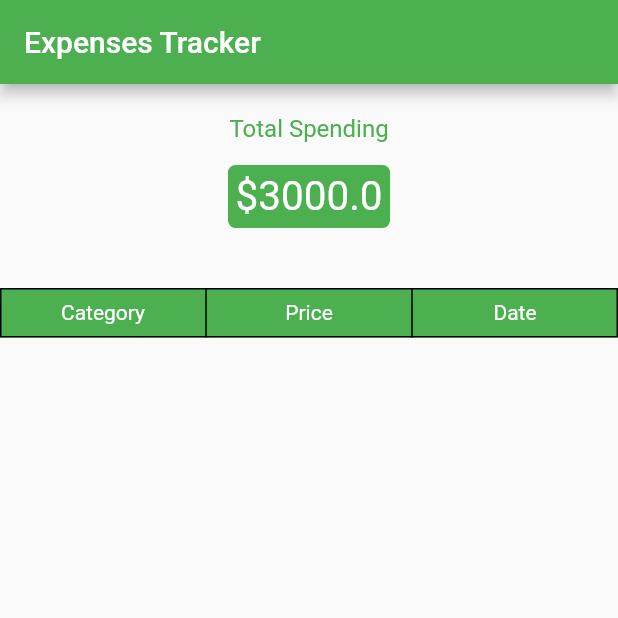
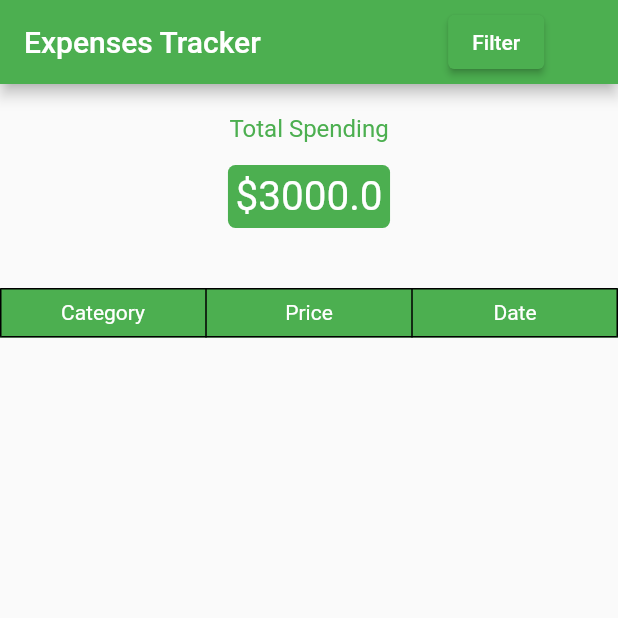
Before and after one commit to Moethantko/expenses_tracker, a Flutter app: the screen it shows after launch, on a phone screen of 412 x 824 dp, the top half of it. Run offline on Flutter 3.47's test engine with Material 2 defaults, Android fonts, the phone set to English and light mode, and no system bars; our stand-ins replace cloud_firestore, firebase_core, rflutter_alert; accounts and stored records are empty.

Commit message:
successfully retrieved years and month data from DB and display them in the dropdown list in filtering

```diff
--- a/lib/components/expenses_table.dart
+++ b/lib/components/expenses_table.dart
@@ -10,7 +10,9 @@ class ExpensesTable extends StatelessWidget {
     return Container(
       margin: const EdgeInsets.only(top: 40),
       child: StreamBuilder<QuerySnapshot>(
-        stream: FirebaseFirestore.instance.collection('expenses').snapshots(),
+        stream: FirebaseFirestore.instance.collection('expenses')
+            .where("year", isEqualTo: 2022)
+            .where("month", isEqualTo: "Jan").snapshots(),
         builder: (context, snapshot) {
           if (!snapshot.hasData) {
             return const Center(
@@ -31,7 +33,8 @@ class ExpensesTable extends StatelessWidget {
             List<TableRowItem> rowItemWidgets = [];
 
             final category = expense.get('category');
-            final price = expense.get('price').toString();
+            //final price = expense.get('price').toString();
+            final price = "${String.fromCharCodes(Runes('\u0024'))}${expense.get('price').toString()}";
             final date = expense.get('date').toString();
 
             rowItemWidgets.add(TableRowItem(itemName: category, color: Colors.white, textColor: Colors.green,));
--- a/lib/screens/home.dart
+++ b/lib/screens/home.dart
@@ -1,6 +1,8 @@
 import 'package:flutter/material.dart';
 import 'package:personal_expenses_tracker/components/expenses_table.dart';
 import 'package:personal_expenses_tracker/components/add_expense_form.dart';
+import 'package:personal_expenses_tracker/helpers/filterHelper.dart';
+import 'package:rflutter_alert/rflutter_alert.dart';
 
 class HomeScreen extends StatefulWidget {
   HomeScreen({Key? key, required this.title}) : super(key: key);
@@ -12,14 +14,33 @@ class HomeScreen extends StatefulWidget {
 }
 
 class _HomeScreen extends State<HomeScreen> {
+
+  FilterHelper filterHelper = FilterHelper();
+
   @override
   Widget build(BuildContext context) {
     return Scaffold(
       appBar: AppBar(
-        title: Text(
-          widget.title,
-          style: const TextStyle(color: Colors.white),
-        ),
+        title: Row(
+          children: [
+            Text(
+              widget.title,
+              style: const TextStyle(color: Colors.white),
+            ),
+            const SizedBox(width: 125,),
+            ElevatedButton(
+              onPressed: () {
+                filterHelper.showFormForFiltering(context);
+              },
+              child: const Text(
+                  'Filter',
+                style: TextStyle(
+                  color: Colors.white,
+                ),
+              ),
+            ),
+          ],
+        )
       ),
       body: Column(
         children: [
```
Also changed, not shown: lib/helpers/filterHelper.dart (added, +122 -0 lines).
